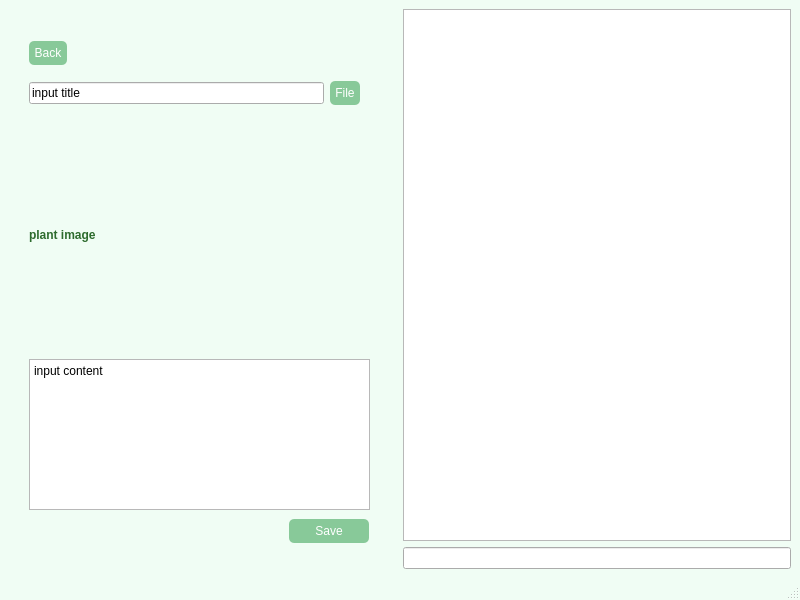
Old version of the form Client/views/ClientMainWindow.ui in the repository hong000321/3rd_mini_PlantServant.
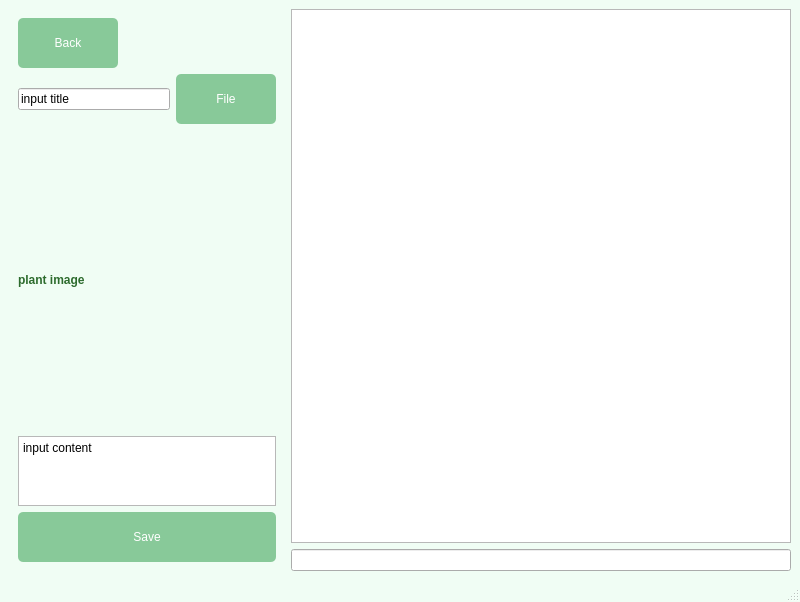
New version of the form. The open tabs and pages were chosen to show the change.

Commit message: [UI|Test] UI수정 테스트

The edit to the form file:
```diff
--- a/Client/views/ClientMainWindow.ui
+++ b/Client/views/ClientMainWindow.ui
@@ -181,63 +181,17 @@
        </widget>
       </widget>
       <widget class="QWidget" name="page_write_post">
-       <widget class="QLabel" name="image_plant">
-        <property name="geometry">
-         <rect>
-          <x>20</x>
-          <y>110</y>
-          <width>331</width>
-          <height>231</height>
-         </rect>
-        </property>
-        <property name="styleSheet">
-         <string>QLabel { color: #2d6b2d; font-weight: bold; }</string>
-        </property>
-        <property name="text">
-         <string>plant image</string>
-        </property>
-       </widget>
-       <widget class="QPlainTextEdit" name="input_post">
-        <property name="geometry">
-         <rect>
-          <x>20</x>
-          <y>350</y>
-          <width>341</width>
-          <height>151</height>
-         </rect>
-        </property>
-        <property name="plainText">
-         <string>input content</string>
-        </property>
-       </widget>
-       <widget class="QPushButton" name="button_save">
-        <property name="geometry">
-         <rect>
-          <x>280</x>
-          <y>510</y>
-          <width>80</width>
-          <height>24</height>
-         </rect>
-        </property>
-        <property name="styleSheet">
-         <string>QPushButton { background-color: #88c999; color: white; border-radius: 5px; padding: 5px; }</string>
-        </property>
-        <property name="text">
-         <string>Save</string>
-        </property>
-       </widget>
-       <widget class="QWidget" name="layoutWidget">
-        <property name="geometry">
-         <rect>
-          <x>20</x>
-          <y>30</y>
-          <width>316</width>
-          <height>28</height>
-         </rect>
-        </property>
+       <layout class="QVBoxLayout" name="verticalLayout_8">
+        <item>
         <layout class="QHBoxLayout" name="horizontalLayout_11">
          <item>
           <widget class="QPushButton" name="button_back2">
+            <property name="minimumSize">
+             <size>
+              <width>100</width>
+              <height>50</height>
+             </size>
+            </property>
            <property name="styleSheet">
             <string>QPushButton { background-color: #88c999; color: white; border-radius: 5px; padding: 5px; }</string>
            </property>
@@ -260,16 +214,8 @@
           </spacer>
          </item>
         </layout>
-       </widget>
-       <widget class="QWidget" name="layoutWidget">
-        <property name="geometry">
-         <rect>
-          <x>20</x>
-          <y>70</y>
-          <width>331</width>
-          <height>28</height>
-         </rect>
-        </property>
+        </item>
+        <item>
         <layout class="QHBoxLayout" name="horizontalLayout_10">
          <item>
           <widget class="QLineEdit" name="input_title">
@@ -280,6 +226,12 @@
          </item>
          <item>
           <widget class="QPushButton" name="button_file">
+            <property name="minimumSize">
+             <size>
+              <width>100</width>
+              <height>50</height>
+             </size>
+            </property>
            <property name="styleSheet">
             <string>QPushButton { background-color: #88c999; color: white; border-radius: 5px; padding: 5px; }</string>
            </property>
@@ -289,7 +241,53 @@
           </widget>
          </item>
         </layout>
-       </widget>
+        </item>
+        <item>
+         <widget class="QLabel" name="image_plant">
+          <property name="minimumSize">
+           <size>
+            <width>0</width>
+            <height>300</height>
+           </size>
+          </property>
+          <property name="styleSheet">
+           <string>QLabel { color: #2d6b2d; font-weight: bold; }</string>
+          </property>
+          <property name="text">
+           <string>plant image</string>
+          </property>
+         </widget>
+        </item>
+        <item>
+         <widget class="QPlainTextEdit" name="input_post">
+          <property name="maximumSize">
+           <size>
+            <width>16777215</width>
+            <height>400</height>
+           </size>
+          </property>
+          <property name="plainText">
+           <string>input content</string>
+          </property>
+         </widget>
+        </item>
+        <item>
+         <widget class="QPushButton" name="button_save">
+          <property name="minimumSize">
+           <size>
+            <width>0</width>
+            <height>50</height>
+           </size>
+          </property>
+          <property name="styleSheet">
+           <string>QPushButton { background-color: #88c999; color: white; border-radius: 5px; padding: 5px; }</string>
+          </property>
+          <property name="text">
+           <string>Save</string>
+          </property>
+         </widget>
+        </item>
+       </layout>
       </widget>
       <widget class="QWidget" name="page_gallery">
        <widget class="QWidget" name="layoutWidget">
@@ -413,10 +411,33 @@
     <item>
      <layout class="QVBoxLayout" name="verticalLayout_2">
       <item>
-       <widget class="QPlainTextEdit" name="chatting_room"/>
+       <widget class="QPlainTextEdit" name="chatting_room">
+        <property name="minimumSize">
+         <size>
+          <width>500</width>
+          <height>0</height>
+         </size>
+        </property>
+        <property name="placeholderText">
+         <string extracomment="ㅁㄴㅇㄻ"/>
+        </property>
+       </widget>
       </item>
       <item>
-       <widget class="QLineEdit" name="input_chatting"/>
+       <widget class="QLineEdit" name="input_chatting">
+        <property name="toolTip">
+         <string/>
+        </property>
+        <property name="text">
+         <string/>
+        </property>
+        <property name="placeholderText">
+         <string/>
+        </property>
+        <property name="clearButtonEnabled">
+         <bool>false</bool>
+        </property>
+       </widget>
       </item>
      </layout>
     </item>
```
Left out of the diff: 164 changed lines with no effect on the pictures. Lines whose indentation alone changed are shown as unchanged.
